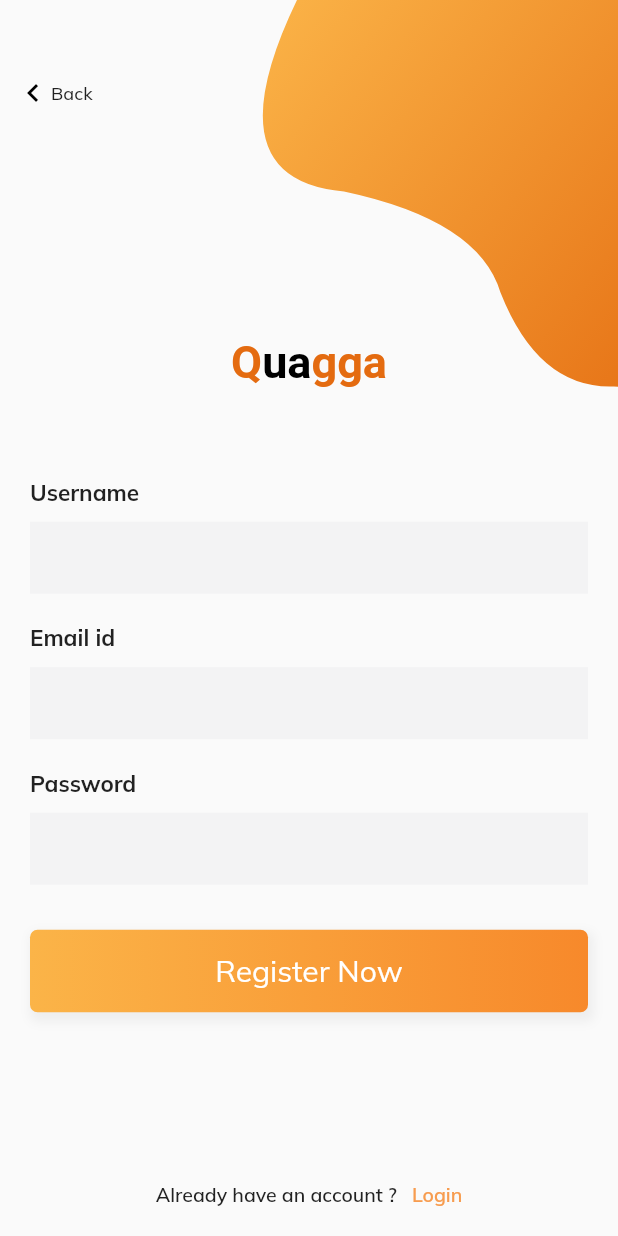
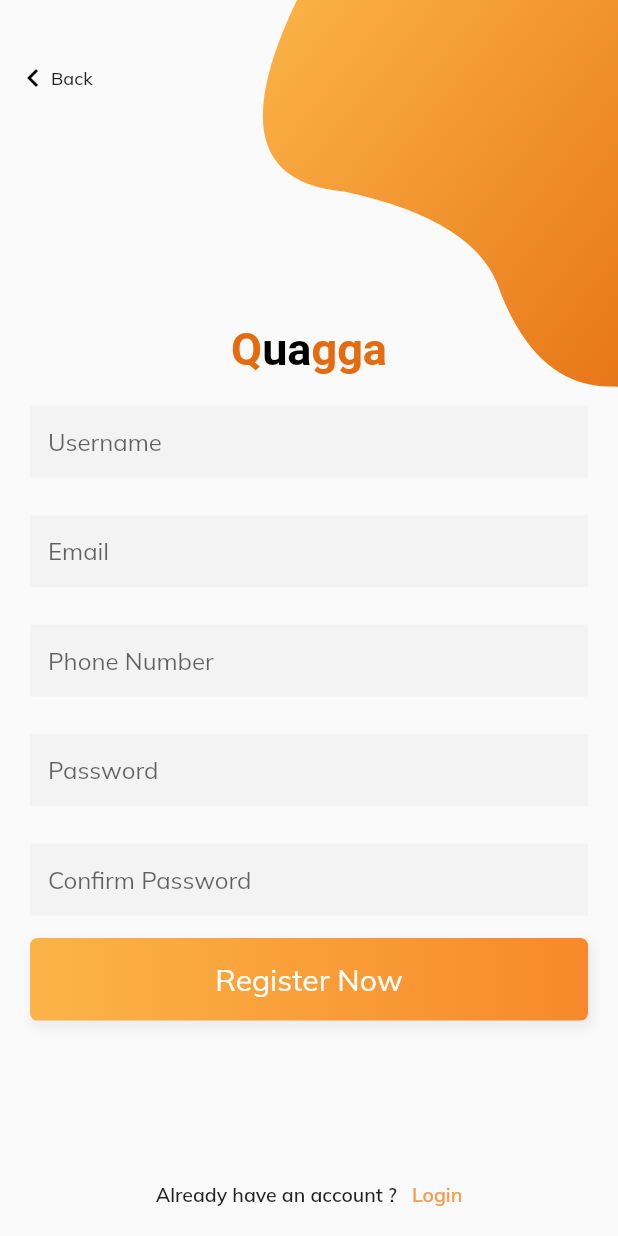
Before and after one commit to AwuahDarko/Quagga, a Flutter app: the SignUpPage screen opened directly, on a phone screen of 412 x 824 dp. Run offline on Flutter 3.47's test engine with Material 2 defaults, Android fonts, the phone set to English and light mode, and no system bars; our stand-ins replace getflutter, google_fonts; network calls fail.

Commit message:
UI adjustment for smaller screens

```diff
--- a/lib/src/pages/signup.dart
+++ b/lib/src/pages/signup.dart
@@ -41,19 +41,19 @@ class _SignUpPageState extends State<SignUpPage> {
       child: Column(
         crossAxisAlignment: CrossAxisAlignment.start,
         children: <Widget>[
-          Text(
-            title,
-            style: TextStyle(fontWeight: FontWeight.bold, fontSize: 15),
-          ),
           SizedBox(
-            height: 10,
+            height: 5.0,
           ),
           TextField(
+              keyboardType: title == "Phone Number"
+                  ? TextInputType.phone
+                  : TextInputType.text,
               obscureText: isPassword,
               decoration: InputDecoration(
                   border: InputBorder.none,
                   fillColor: Color(0xfff3f3f4),
-                  filled: true))
+                  filled: true,
+                  hintText: title))
         ],
       ),
     );
@@ -144,8 +144,10 @@ class _SignUpPageState extends State<SignUpPage> {
     return Column(
       children: <Widget>[
         _entryField("Username"),
-        _entryField("Email id"),
+        _entryField("Email"),
+        _entryField("Phone Number"),
         _entryField("Password", isPassword: true),
+        _entryField("Confirm Password", isPassword: true),
       ],
     );
   }
@@ -154,10 +156,15 @@ class _SignUpPageState extends State<SignUpPage> {
   Widget build(BuildContext context) {
     return Scaffold(
         body: SingleChildScrollView(
-        child:Container(
+            scrollDirection: Axis.vertical,
+            child: Container(
               height: MediaQuery.of(context).size.height,
-          child:Stack(
+              child: Stack(
                 children: <Widget>[
+                  Positioned(
+                      top: -MediaQuery.of(context).size.height * .15,
+                      right: -MediaQuery.of(context).size.width * .4,
+                      child: BezierContainer()),
                   Container(
                     padding: EdgeInsets.symmetric(horizontal: 20),
                     child: Column(
@@ -166,15 +173,17 @@ class _SignUpPageState extends State<SignUpPage> {
                       children: <Widget>[
                         Expanded(
                           flex: 3,
-                      child: SizedBox(),
+                          child: SizedBox(
+                            height: 10.0,
+                          ),
                         ),
                         _title(),
                         SizedBox(
-                      height: 50,
+                          height: 5,
                         ),
                         _emailPasswordWidget(),
                         SizedBox(
-                      height: 20,
+                          height: 5,
                         ),
                         _submitButton(),
                         Expanded(
@@ -188,15 +197,9 @@ class _SignUpPageState extends State<SignUpPage> {
                     alignment: Alignment.bottomCenter,
                     child: _loginAccountLabel(),
                   ),
-              Positioned(top: 40, left: 0, child: _backButton()),
-              Positioned(
-                  top: -MediaQuery.of(context).size.height * .15,
-                  right: -MediaQuery.of(context).size.width * .4,
-                  child: BezierContainer())
+                  Positioned(top: 30, left: 0, child: _backButton()),
                 ],
               ),
-        )
-      )
-    );
+            )));
   }
 }
--- a/pubspec.yaml
+++ b/pubspec.yaml
@@ -24,6 +24,7 @@ dependencies:
   # Use with the CupertinoIcons class for iOS style icons.
   cupertino_icons: ^0.1.2
   google_fonts: ^0.3.5
+  getflutter: ^1.0.11
 
 dev_dependencies:
   flutter_test:
```
Also changed, not shown: lib/src/model/data.dart (+18 -17 lines), lib/src/pages/home_page.dart (+8 -7 lines), lib/src/pages/loginPage.dart (+12 -97 lines), lib/src/pages/product_detail.dart (+12 -5 lines), lib/src/pages/welcomePage.dart (+2 -31 lines), lib/src/wigets/product_card.dart (+4 -3 lines), lib/src/wigets/product_icon.dart (+6 -1 lines), pubspec.lock. Lines whose indentation alone changed are shown as unchanged.
